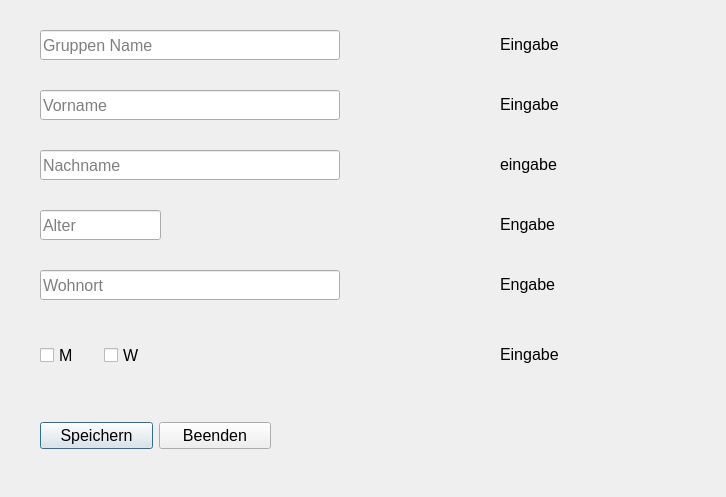
First picture: the form in eingabe.ui, repository awalii/Qt_Gruppenarbeit_Probie, before the edit.
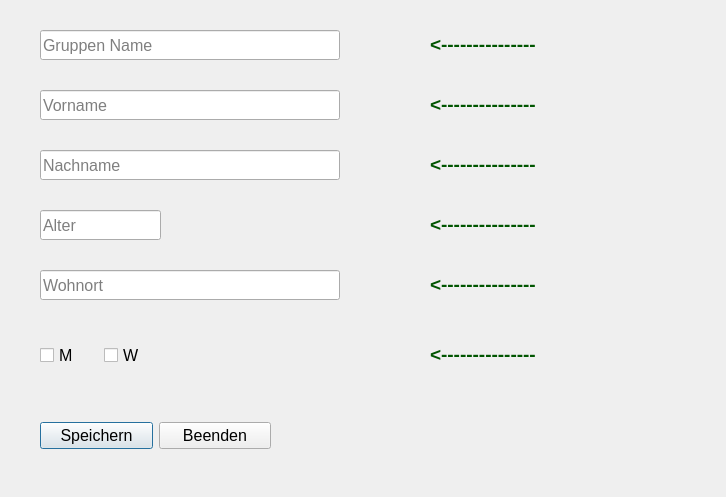
Second picture: the form after the edit.

Patch:
```diff
--- a/eingabe.ui
+++ b/eingabe.ui
@@ -19,7 +19,7 @@
    </property>
    <property name="geometry">
     <rect>
-     <x>500</x>
+     <x>430</x>
      <y>90</y>
      <width>130</width>
      <height>30</height>
@@ -38,7 +38,7 @@
 &lt;html&gt;&lt;head&gt;&lt;meta name=&quot;qrichtext&quot; content=&quot;1&quot; /&gt;&lt;style type=&quot;text/css&quot;&gt;
 p, li { white-space: pre-wrap; }
 &lt;/style&gt;&lt;/head&gt;&lt;body style=&quot; font-family:'MS Shell Dlg 2'; font-size:12pt; font-weight:400; font-style:normal;&quot;&gt;
-&lt;p style=&quot; margin-top:0px; margin-bottom:0px; margin-left:0px; margin-right:0px; -qt-block-indent:0; text-indent:0px;&quot;&gt;Eingabe&lt;/p&gt;&lt;/body&gt;&lt;/html&gt;</string>
+&lt;p style=&quot; margin-top:0px; margin-bottom:0px; margin-left:0px; margin-right:0px; -qt-block-indent:0; text-indent:0px;&quot;&gt;&lt;span style=&quot; font-size:14pt; font-weight:600; color:#005500;&quot;&gt;&amp;lt;---------------&lt;/span&gt;&lt;/p&gt;&lt;/body&gt;&lt;/html&gt;</string>
    </property>
    <property name="wordWrap">
     <bool>false</bool>
@@ -47,7 +47,7 @@
   <widget class="QLabel" name="lbl_3">
    <property name="geometry">
     <rect>
-     <x>500</x>
+     <x>430</x>
      <y>150</y>
      <width>130</width>
      <height>30</height>
@@ -62,7 +62,7 @@
     <enum>QFrame::NoFrame</enum>
    </property>
    <property name="text">
-    <string>&lt;html&gt;&lt;head/&gt;&lt;body&gt;&lt;p&gt;eingabe&lt;/p&gt;&lt;/body&gt;&lt;/html&gt;</string>
+    <string>&lt;html&gt;&lt;head/&gt;&lt;body&gt;&lt;p&gt;&lt;span style=&quot; font-size:14pt; font-weight:600; color:#005500;&quot;&gt;&amp;lt;---------------&lt;/span&gt;&lt;/p&gt;&lt;/body&gt;&lt;/html&gt;</string>
    </property>
   </widget>
   <widget class="QLineEdit" name="line_vname">
@@ -140,7 +140,7 @@
   <widget class="QLabel" name="lbl_6">
    <property name="geometry">
     <rect>
-     <x>500</x>
+     <x>430</x>
      <y>340</y>
      <width>130</width>
      <height>30</height>
@@ -155,13 +155,13 @@
     <enum>QFrame::NoFrame</enum>
    </property>
    <property name="text">
-    <string>&lt;html&gt;&lt;head/&gt;&lt;body&gt;&lt;p&gt;Eingabe&lt;/p&gt;&lt;/body&gt;&lt;/html&gt;</string>
+    <string>&lt;html&gt;&lt;head/&gt;&lt;body&gt;&lt;p&gt;&lt;span style=&quot; font-size:14pt; font-weight:600; color:#005500;&quot;&gt;&amp;lt;---------------&lt;/span&gt;&lt;/p&gt;&lt;/body&gt;&lt;/html&gt;</string>
    </property>
   </widget>
   <widget class="QLabel" name="lbl_5">
    <property name="geometry">
     <rect>
-     <x>500</x>
+     <x>430</x>
      <y>270</y>
      <width>130</width>
      <height>30</height>
@@ -176,7 +176,7 @@
     <enum>QFrame::NoFrame</enum>
    </property>
    <property name="text">
-    <string>&lt;html&gt;&lt;head/&gt;&lt;body&gt;&lt;p&gt;Engabe&lt;/p&gt;&lt;/body&gt;&lt;/html&gt;</string>
+    <string>&lt;html&gt;&lt;head/&gt;&lt;body&gt;&lt;p&gt;&lt;span style=&quot; font-size:14pt; font-weight:600; color:#005500;&quot;&gt;&amp;lt;---------------&lt;/span&gt;&lt;/p&gt;&lt;/body&gt;&lt;/html&gt;</string>
    </property>
   </widget>
   <widget class="QWidget" name="layoutWidget_2">
@@ -242,7 +242,7 @@
   <widget class="QLabel" name="lbl_4">
    <property name="geometry">
     <rect>
-     <x>500</x>
+     <x>430</x>
      <y>210</y>
      <width>130</width>
      <height>30</height>
@@ -257,7 +257,7 @@
     <enum>QFrame::NoFrame</enum>
    </property>
    <property name="text">
-    <string>&lt;html&gt;&lt;head/&gt;&lt;body&gt;&lt;p&gt;Engabe&lt;/p&gt;&lt;/body&gt;&lt;/html&gt;</string>
+    <string>&lt;html&gt;&lt;head/&gt;&lt;body&gt;&lt;p&gt;&lt;span style=&quot; font-size:14pt; font-weight:600; color:#005500;&quot;&gt;&amp;lt;---------------&lt;/span&gt;&lt;/p&gt;&lt;/body&gt;&lt;/html&gt;</string>
    </property>
   </widget>
   <widget class="QLineEdit" name="line_gname">
@@ -284,7 +284,7 @@
    </property>
    <property name="geometry">
     <rect>
-     <x>500</x>
+     <x>430</x>
      <y>30</y>
      <width>130</width>
      <height>30</height>
@@ -303,7 +303,7 @@
 &lt;html&gt;&lt;head&gt;&lt;meta name=&quot;qrichtext&quot; content=&quot;1&quot; /&gt;&lt;style type=&quot;text/css&quot;&gt;
 p, li { white-space: pre-wrap; }
 &lt;/style&gt;&lt;/head&gt;&lt;body style=&quot; font-family:'MS Shell Dlg 2'; font-size:12pt; font-weight:400; font-style:normal;&quot;&gt;
-&lt;p style=&quot; margin-top:0px; margin-bottom:0px; margin-left:0px; margin-right:0px; -qt-block-indent:0; text-indent:0px;&quot;&gt;Eingabe&lt;/p&gt;&lt;/body&gt;&lt;/html&gt;</string>
+&lt;p style=&quot; margin-top:0px; margin-bottom:0px; margin-left:0px; margin-right:0px; -qt-block-indent:0; text-indent:0px;&quot;&gt;&lt;span style=&quot; font-size:14pt; font-weight:600; color:#005500;&quot;&gt;&amp;lt;---------------&lt;/span&gt;&lt;/p&gt;&lt;/body&gt;&lt;/html&gt;</string>
    </property>
    <property name="wordWrap">
     <bool>false</bool>
```
